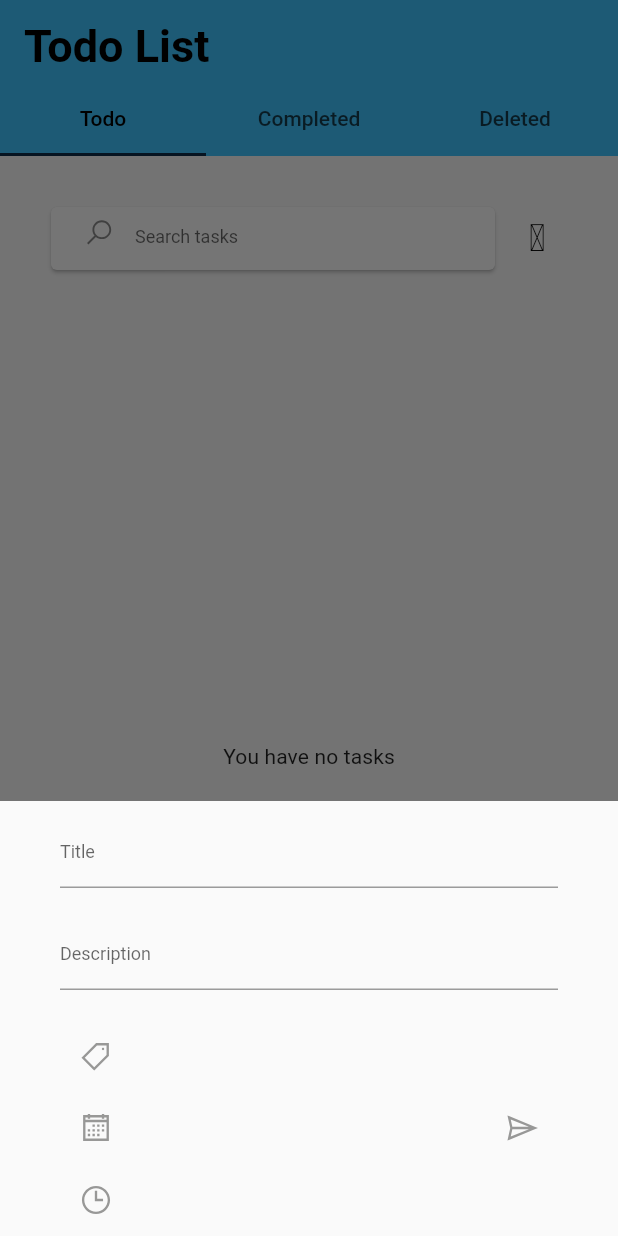
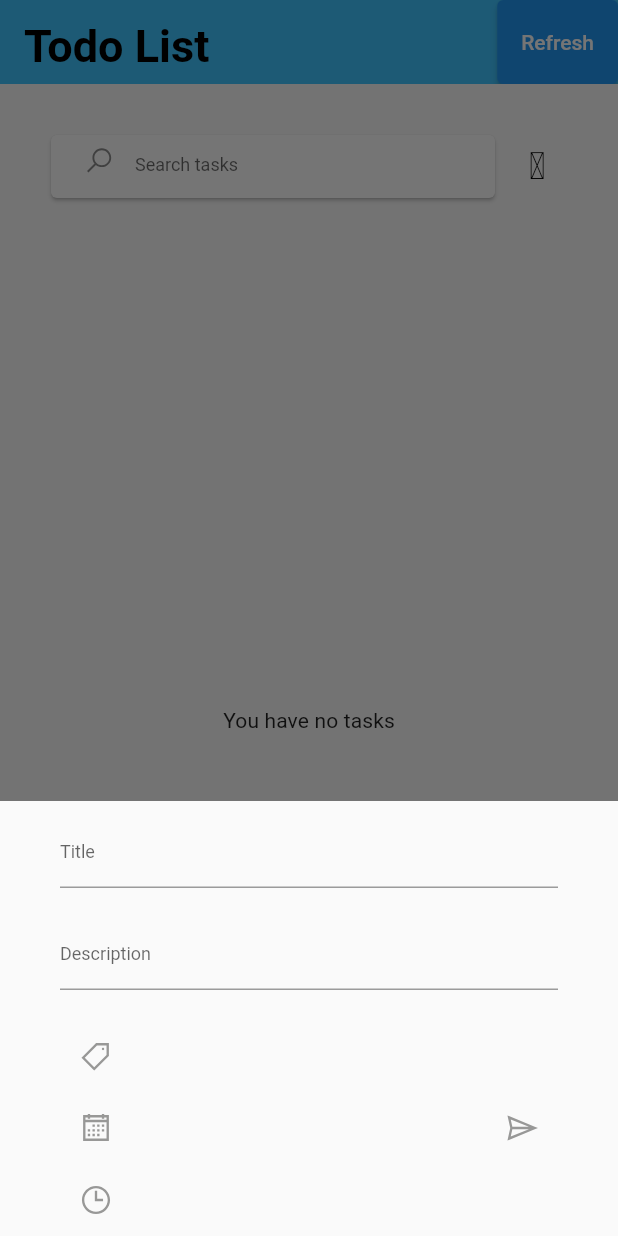
Before and after one commit to Stigma3/Flutter_todolist, a Flutter app: the screen it shows after launch, after a tap on an icon or button, on a phone screen of 412 x 824 dp. Run offline on Flutter 3.47's test engine with Material 2 defaults, Android fonts, the phone set to English and light mode, and no system bars; our stand-ins replace cloud_firestore, firebase_core, line_icons; accounts and stored records are empty.

Commit message:
changement todo/completed/deleted

```diff
--- a/lib/body.dart
+++ b/lib/body.dart
@@ -2,6 +2,7 @@ import 'package:flutter/material.dart';
 import 'package:todo_app/pages/completed_todos.dart';
 import 'package:todo_app/pages/deleted_todos.dart';
 import 'package:todo_app/pages/todos.dart';
+
 
 class Body extends StatelessWidget {
   const Body({super.key});
@@ -18,23 +19,18 @@ class Body extends StatelessWidget {
                 fontWeight: FontWeight.bold, fontSize: 30, color: Colors.black),
           ),
         ),
-        bottom: TabBar(
-          indicatorColor: Theme.of(context).primaryColor,
-          tabs: const [
-            Tab(
-              text: "Todo",
-            ),
-            Tab(
-              text: "Completed",
-            ),
-            Tab(
-              text: "Deleted",
-            )
-          ],
-        ),
+        actions: [
+          ElevatedButton(
+            onPressed: () {
+              // TODO: actualiser la collection "notes" de Firestore
+            },
+            child: const Text('Refresh'),
+          ),
+        ],
       ),
+
       body: const TabBarView(
-          children: [TodosPage(), CompletedTodosPage(), DeletedTodosPage()]),
+          children: [TodosPage(), DeletedTodosPage()]),
     );
   }
 }
--- a/lib/components/add_todo_modal_bottom_sheet.dart
+++ b/lib/components/add_todo_modal_bottom_sheet.dart
@@ -145,6 +145,7 @@ class _AddTaskModalBottomSheetState extends State<AddTaskModalBottomSheet> {
             icon: const Icon(LineIcons.paperPlane),
           )
         ]),
+
       ]),
     );
   }
--- a/lib/pages/todos.dart
+++ b/lib/pages/todos.dart
@@ -16,7 +16,9 @@ class TodosPage extends StatefulWidget {
 
 class  Apptodo extends State<TodosPage> {
   final Stream<QuerySnapshot> adresseCollection = FirebaseFirestore.instance.collection('note').snapshots();
-
+  void refreshCollection() {
+    setState(() {}); // Rafraîchir la page en appelant setState
+  }
 
   @override
   Widget build(BuildContext context) {
@@ -78,9 +80,7 @@ class  Apptodo extends State<TodosPage> {
                       return const Text("Loading");
                     }
 
-                    bool isChecked = false; // Ajouter cette variable à la classe d'état
-
-                    return ListView(
+                    return ListView (
                       children: snapshot.data!.docs.map((DocumentSnapshot document) {
                         Map<String, dynamic> data = document.data()! as Map<String, dynamic>;
                         return ListTile(
@@ -100,25 +100,20 @@ class  Apptodo extends State<TodosPage> {
                               Text(data['time'].toString()),
                             ],
                           ),
+
+
                           trailing: IconButton(
                             icon: Icon(Icons.delete),
                             onPressed: () async {
                               await FirebaseFirestore.instance.collection('note').doc(document.id).delete();
                             },
+
                           ),
                         );
                       }).toList(),
                     );
                   },
                 ),
-
-
-
-
-
-
-
-
               ),
             ),
           ),
```
